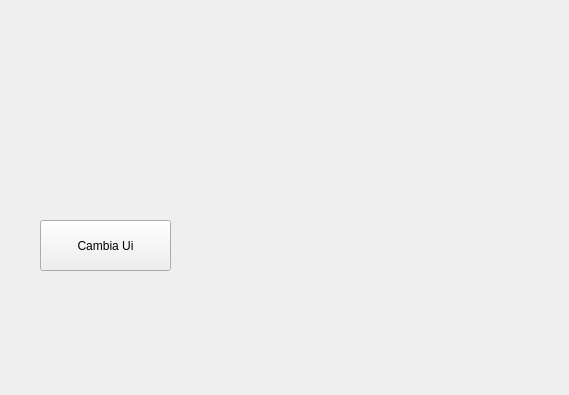
This is interfacciaGrafica/form.ui in MichBell742/IterfaceLab as Qt 5 draws it before an edit. The edited form follows.
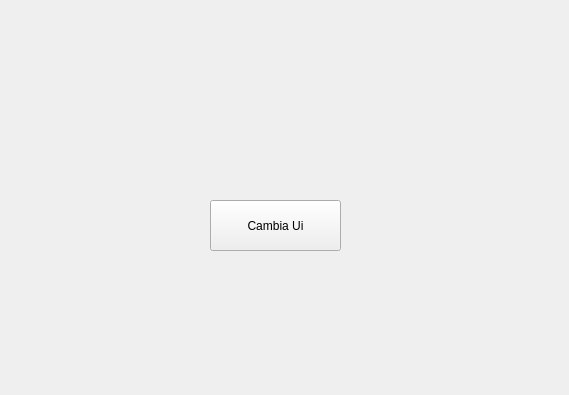
This is the edited form.

Commit message: cambia interfaccia grafica

Patch:
```diff
--- a/interfacciaGrafica/form.ui
+++ b/interfacciaGrafica/form.ui
@@ -16,8 +16,8 @@
   <widget class="QPushButton" name="pushButton">
    <property name="geometry">
     <rect>
-     <x>40</x>
-     <y>220</y>
+     <x>210</x>
+     <y>200</y>
      <width>131</width>
      <height>51</height>
     </rect>
```
Left out of the diff: 2 changed lines with no effect on the pictures. The commit also changes 3 other files.
